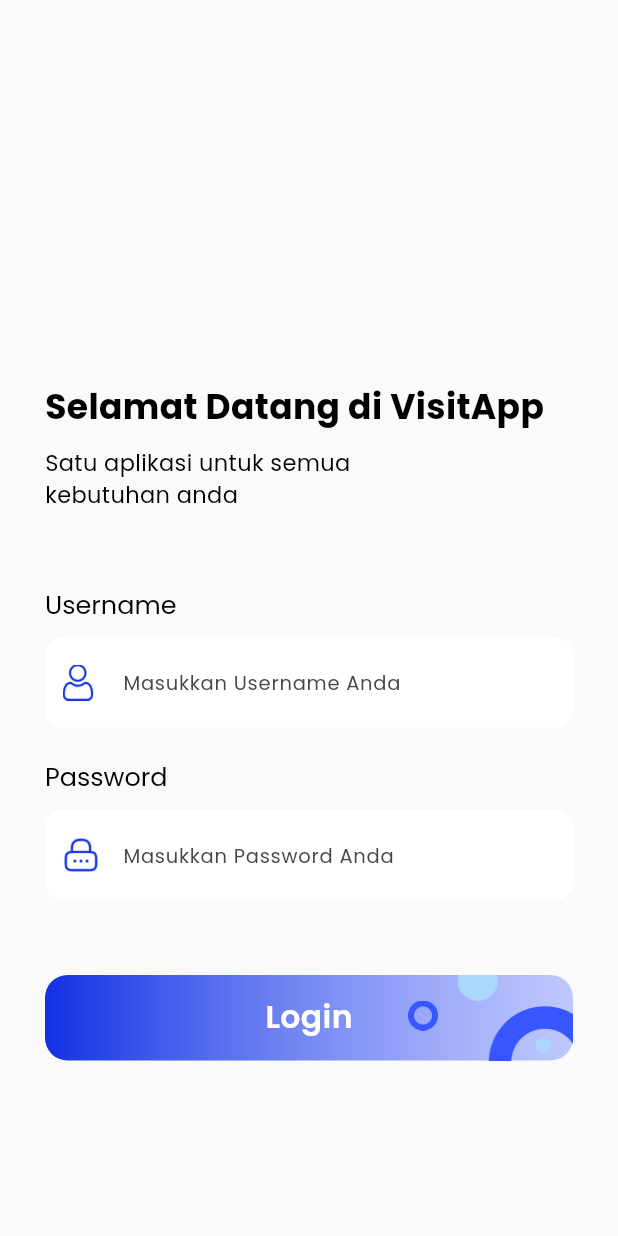
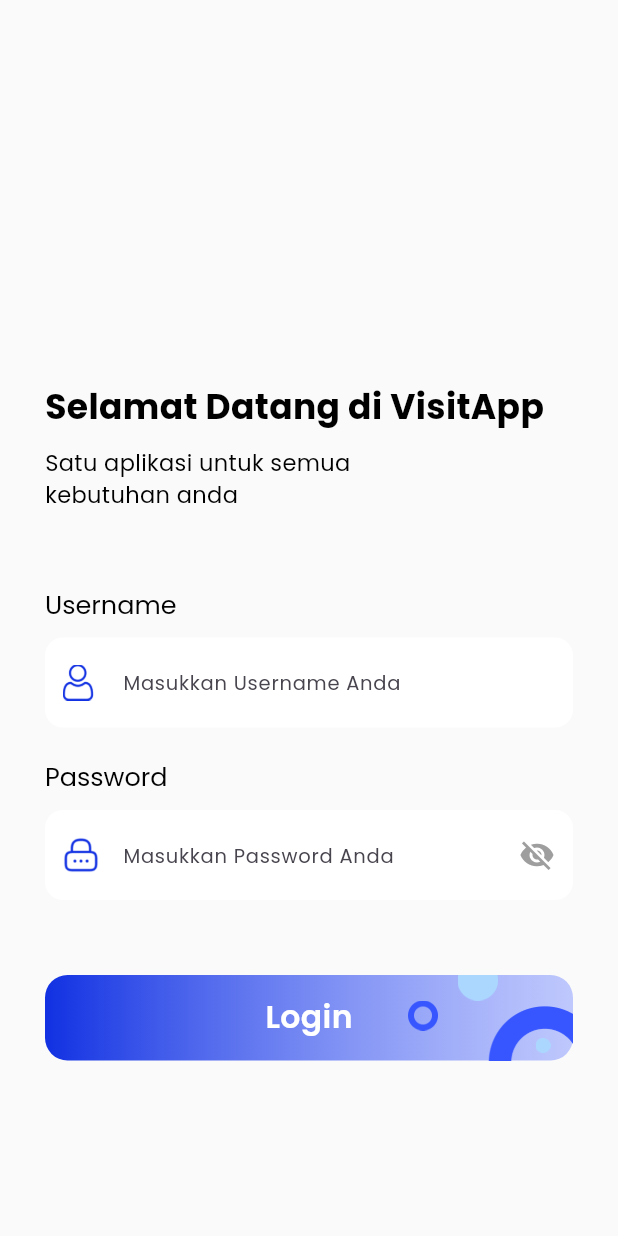
Before and after one commit to ClaysHere/program_visit, a Flutter app: the screen it shows after launch, on a phone screen of 412 x 824 dp. Run offline on Flutter 3.47's test engine with Material 3 defaults, Android fonts, the phone set to English and light mode, and no system bars.

Commit message:
Update UI dan Logic Sederhana : - memperbaiki logic enable password menggunakan icon

```diff
--- a/lib/common/widgets/button_style.dart
+++ b/lib/common/widgets/button_style.dart
@@ -15,6 +15,8 @@
         ),
         borderRadius: BorderRadius.circular(15),
       ),
+      child: InkWell(
+        onTap: () {},
         child: Stack(
           children: [
             Positioned(
@@ -56,9 +58,14 @@
             Positioned(
               right: 90,
               bottom: 20,
-            child: Image.asset("assets/icons/small.png", width: 20, height: 20),
+              child: Image.asset(
+                "assets/icons/small.png",
+                width: 20,
+                height: 20,
+              ),
             ),
           ],
+        ),
       ),
     );
   }
--- a/lib/common/widgets/input_form.dart
+++ b/lib/common/widgets/input_form.dart
@@ -7,7 +7,7 @@
     this.controller,
     this.validator,
     this.prefixIcon,
-    required this.obscureText,
+    this.obscureText = false,
     this.suffixIcon,
   });
 
--- a/lib/pages/login_screen.dart
+++ b/lib/pages/login_screen.dart
@@ -1,11 +1,20 @@
+// ignore_for_file: dead_code
+
 import 'package:flutter/material.dart';
 import 'package:program_visit/common/styles/color.dart';
 import 'package:program_visit/common/widgets/button_style.dart';
 import 'package:program_visit/common/widgets/input_form.dart';
 import 'package:program_visit/common/widgets/label.dart';
 
-class LoginScreen extends StatelessWidget {
+class LoginScreen extends StatefulWidget {
   const LoginScreen({super.key});
+
+  @override
+  State<LoginScreen> createState() => _LoginScreenState();
+}
+
+class _LoginScreenState extends State<LoginScreen> {
+  bool enablePassword = false;
 
   @override
   Widget build(BuildContext context) {
@@ -54,7 +63,6 @@
                     Label(text: "Username"),
                     SizedBox(height: 10),
                     InputForm(
-                      obscureText: true,
                       prefixIcon: Image.asset(
                         "assets/icons/user.png",
                         width: 22,
@@ -69,13 +77,28 @@
                     Label(text: "Password"),
                     SizedBox(height: 10),
                     InputForm(
-                      obscureText: false,
+                      obscureText: enablePassword,
                       prefixIcon: Image.asset(
                         "assets/icons/lock.png",
                         width: 22,
                         height: 22,
                       ),
                       hintText: "Masukkan Password Anda",
+                      suffixIcon: IconButton(
+                        highlightColor: Colors.transparent,
+                        hoverColor: Colors.transparent,
+                        onPressed: () {
+                          setState(() {
+                            enablePassword = !enablePassword;
+                          });
+                        },
+                        icon: Icon(
+                          enablePassword
+                              ? Icons.visibility
+                              : Icons.visibility_off,
+                          color: Colors.grey,
+                        ),
+                      ),
                     ),
 
                     SizedBox(height: 50),
```
Lines whose indentation alone changed are shown as unchanged.
